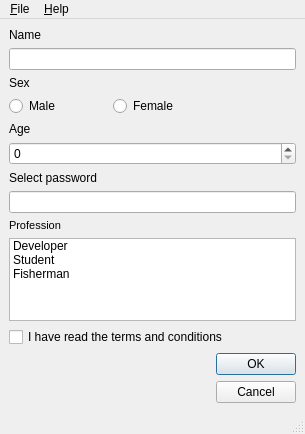
Qt form examples/widgets/stylesheet/layouts/waterfall.ui (arnt/qt-history2) before a commit.
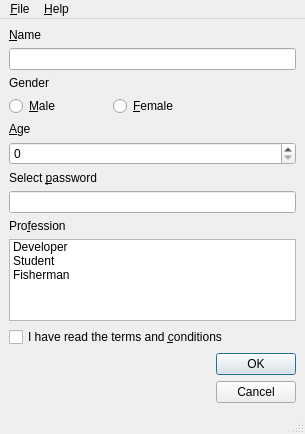
The same form after that commit.

Commit message:
p4i integration Integrate 235742 from 4.2 to main: Fixes:    Kill the rich text labels in the ui files and make the editor raise()
[git-p4: depot-paths = "//depot/qt/main/": change = 235743]

The edit to the form file:
```diff
--- a/examples/widgets/stylesheet/layouts/waterfall.ui
+++ b/examples/widgets/stylesheet/layouts/waterfall.ui
@@ -26,35 +26,41 @@
     <item row="0" column="0" colspan="2" >
      <widget class="QLabel" name="nameLabel" >
       <property name="text" >
-       <string>Name</string>
+       <string>&amp;Name</string>
+      </property>
+      <property name="buddy" >
+       <cstring>nameEdit</cstring>
       </property>
      </widget>
     </item>
     <item row="2" column="0" colspan="2" >
      <widget class="QLabel" name="sexLabel" >
       <property name="text" >
-       <string>Sex</string>
+       <string>Gender</string>
       </property>
      </widget>
     </item>
     <item row="3" column="1" colspan="2" >
      <widget class="QRadioButton" name="femaleRadioButton" >
       <property name="text" >
-       <string>Female</string>
+       <string>&amp;Female</string>
       </property>
      </widget>
     </item>
     <item row="3" column="0" >
      <widget class="QRadioButton" name="maleRadioButton" >
       <property name="text" >
-       <string>Male</string>
+       <string>&amp;Male</string>
       </property>
      </widget>
     </item>
     <item row="4" column="0" colspan="2" >
      <widget class="QLabel" name="ageLabel" >
       <property name="text" >
-       <string>Age</string>
+       <string>&amp;Age</string>
+      </property>
+      <property name="buddy" >
+       <cstring>ageSpinBox</cstring>
       </property>
      </widget>
     </item>
@@ -64,7 +70,10 @@
     <item row="6" column="0" colspan="2" >
      <widget class="QLabel" name="passwordLabel" >
       <property name="text" >
-       <string>Select password</string>
+       <string>Select &amp;password</string>
+      </property>
+      <property name="buddy" >
+       <cstring>passwordEdit</cstring>
       </property>
      </widget>
     </item>
@@ -75,22 +84,6 @@
       </property>
      </widget>
     </item>
-    <item row="8" column="0" colspan="2" >
-     <widget class="QLabel" name="professionLabel" >
-      <property name="text" >
-       <string>&lt;html>&lt;head>&lt;meta name="qrichtext" content="1" />&lt;style type="text/css">
-p, li { white-space: pre-wrap; }
-&lt;/style>&lt;/head>&lt;body style=" font-family:MS Shell Dlg 2; font-size:8.25pt; font-weight:400; font-style:normal; text-decoration:none;">
-&lt;p style=" margin-top:0px; margin-bottom:0px; margin-left:0px; margin-right:0px; -qt-block-indent:0; text-indent:0px;">Profession&lt;/p>&lt;/body>&lt;/html></string>
-      </property>
-      <property name="textFormat" >
-       <enum>Qt::RichText</enum>
-      </property>
-      <property name="wordWrap" >
-       <bool>true</bool>
-      </property>
-     </widget>
-    </item>
     <item row="9" column="0" colspan="3" >
      <widget class="QListWidget" name="professionList" >
       <item>
@@ -123,7 +116,17 @@
     <item row="10" column="0" colspan="3" >
      <widget class="QCheckBox" name="agreeCheckBox" >
       <property name="text" >
-       <string>I have read the terms and conditions</string>
+       <string>I have read the terms and &amp;conditions</string>
+      </property>
+     </widget>
+    </item>
+    <item row="8" column="0" colspan="2" >
+     <widget class="QLabel" name="label" >
+      <property name="text" >
+       <string>Pro&amp;fession</string>
+      </property>
+      <property name="buddy" >
+       <cstring>professionList</cstring>
       </property>
      </widget>
     </item>
```
Left out of the diff: 13 changed lines with no effect on the pictures. The commit also changes 3 other files.
